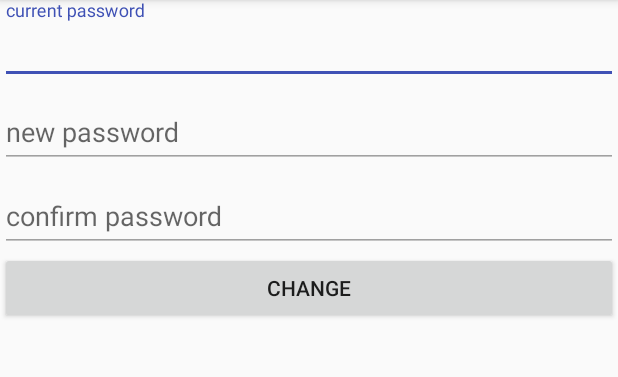
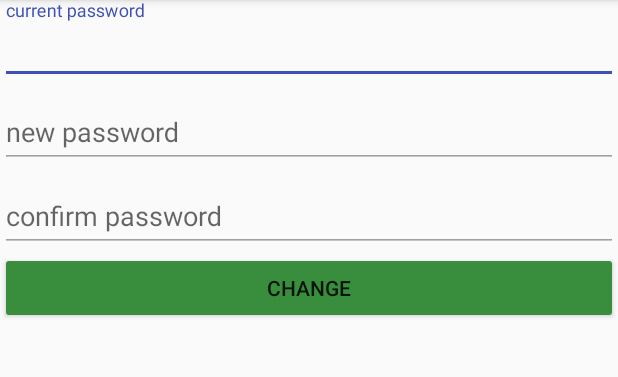
Before and after one commit to supun19/MerchantApp, an Android app: the ChangePasswordActivity screen opened directly, with no data from a screen before it, on a phone screen of 412 x 824 dp, the part 84-461 px from its top. Run offline under Robolectric (Android 15) with nearby library versions, the light colour scheme and no system bars.

Commit message:
Change Colour of Buttons change colour of load button and change button

```diff
--- a/app/src/main/res/layout/content_change_password.xml
+++ b/app/src/main/res/layout/content_change_password.xml
@@ -77,6 +77,7 @@
     <Button
         android:layout_width="match_parent"
         android:layout_height="wrap_content"
+        android:backgroundTint="#388E3C"
         android:text="change"
         android:textSize="14sp"
         android:id="@+id/btn_change"/>
--- a/app/src/main/res/layout/content_report.xml
+++ b/app/src/main/res/layout/content_report.xml
@@ -39,6 +39,7 @@
         android:layout_width="wrap_content"
         android:layout_height="wrap_content"
         android:text="Load"
+        android:backgroundTint="#388E3C"
         android:id="@+id/btn_load"
         android:gravity="center"/>
 </LinearLayout>
```
